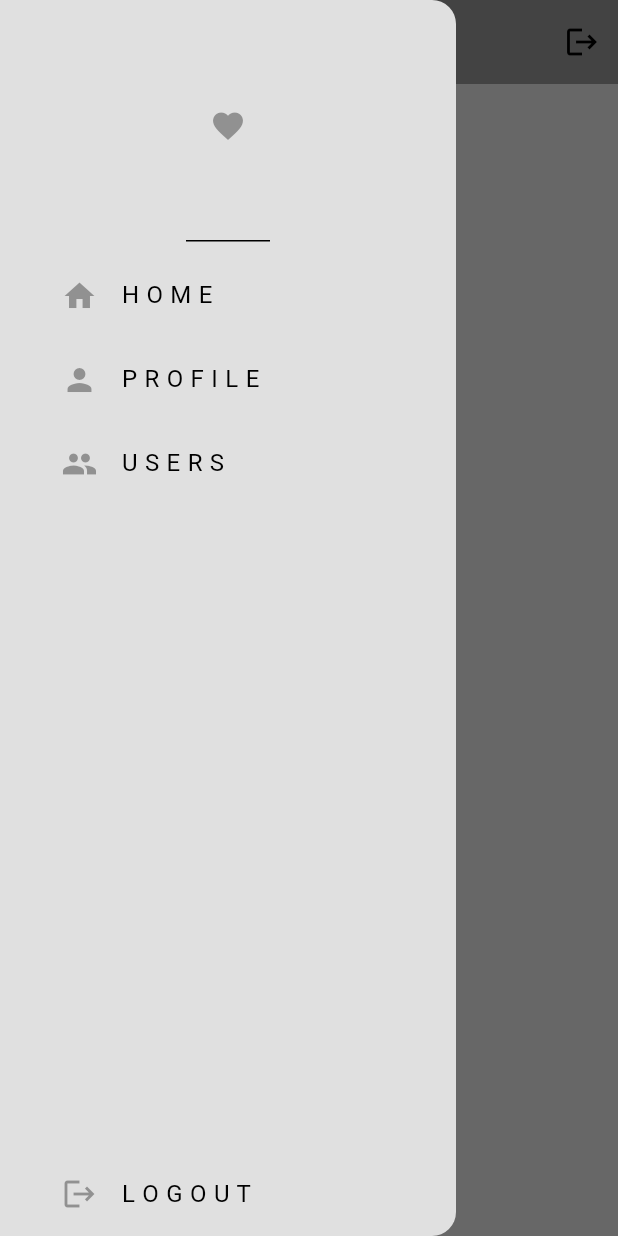
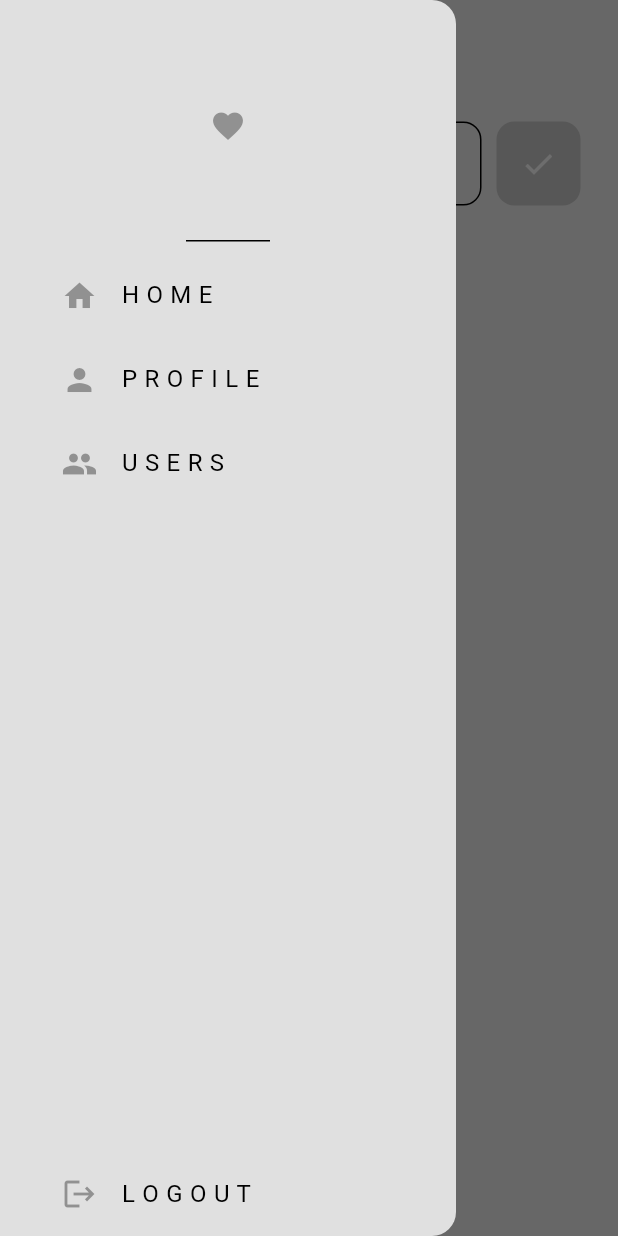
Before and after one commit to MaxTkachuk03/mini_social_media_app, a Flutter app: the screen it shows once a user with an empty profile is signed in, with the side drawer open, on a phone screen of 412 x 824 dp. Run offline on Flutter 3.47's test engine with Material 3 defaults, Android fonts, the phone set to English and light mode, and no system bars; our stand-ins replace cloud_firestore, firebase_auth, firebase_core; accounts and stored records are empty.

Commit message:
add firestore and some pages and custom widgets

```diff
--- a/lib/mini_socail_media_app.dart
+++ b/lib/mini_socail_media_app.dart
@@ -1,5 +1,8 @@
 import 'package:flutter/material.dart';
 import 'package:mini_social_media_app/auth/auth.dart';
+import 'package:mini_social_media_app/pages/home/home_page.dart';
+import 'package:mini_social_media_app/pages/profile/profile_page.dart';
+import 'package:mini_social_media_app/pages/users/users_page.dart';
 import 'package:mini_social_media_app/theme/theme.dart';
 
 class MiniSocialMediaApp extends StatelessWidget {
@@ -12,6 +15,12 @@ class MiniSocialMediaApp extends StatelessWidget {
       home: const AuthPage(),
       theme: lightTheme,
       darkTheme: darkTheme,
+      routes: {
+        '/login_register_page': (context) => const LoginOrRegister(),
+        '/home_page': (context) => const HomePage(),
+        '/profile_page': (context) => const ProfilePage(),
+        '/users_page': (context) => const UsersPage(),
+      },
     );
   }
 }
--- a/lib/pages/home/home_page.dart
+++ b/lib/pages/home/home_page.dart
@@ -1,5 +1,7 @@
-import 'package:firebase_auth/firebase_auth.dart';
+import 'package:cloud_firestore/cloud_firestore.dart';
 import 'package:flutter/material.dart';
+import 'package:mini_social_media_app/helper/helper_function.dart';
+import 'package:mini_social_media_app/services/firestore.dart';
 import 'package:mini_social_media_app/widgets/widgets.dart';
 
 class HomePage extends StatefulWidget {
@@ -10,24 +12,78 @@ class HomePage extends StatefulWidget {
 }
 
 class _HomePageState extends State<HomePage> {
-  void logout() async {
-    await FirebaseAuth.instance.signOut();
+  final database = FirestoreDatabase();
+
+  final newPostController = TextEditingController();
+
+  void postMessage() {
+    if (newPostController.text.isNotEmpty) {
+      database.createPost(postMessage: newPostController.text);
+    }
+    newPostController.clear();
   }
 
   @override
   Widget build(BuildContext context) {
     return Scaffold(
+      backgroundColor: Theme.of(context).colorScheme.surface,
       appBar: AppBar(
-        backgroundColor: Theme.of(context).colorScheme.inversePrimary,
-        actions: [
-          IconButton(
-              onPressed: logout,
-              icon: Icon(
-                Icons.logout,
-              ))
+        title: const Text("W A L L"),
+        backgroundColor: Colors.transparent,
+        foregroundColor: Theme.of(context).colorScheme.inversePrimary,
+        elevation: 0,
+      ),
+      drawer: const MyDrawer(),
+      body: Column(
+        children: [
+          Padding(
+            padding: const EdgeInsets.all(25.0),
+            child: Row(
+              mainAxisAlignment: MainAxisAlignment.spaceBetween,
+              children: [
+                Expanded(
+                  child: MyTextField(
+                    hintText: 'Say something...',
+                    obscureText: false,
+                    controller: newPostController,
+                  ),
+                ),
+                MyPostButton(onTap: postMessage)
+              ],
+            ),
+          ),
+          StreamBuilder(
+              stream: database.getPostsStream(),
+              builder: (context, snapshot) {
+                if (snapshot.connectionState == ConnectionState.waiting) {
+                  return const Center(child: CircularProgressIndicator());
+                }
+
+                final posts = snapshot.data!.docs;
+                if (snapshot.data == null || posts.isEmpty) {
+                  return const Center(
+                    child: Padding(
+                      padding: EdgeInsets.all(25.0),
+                      child: Text("No post yet"),
+                    ),
+                  );
+                }
+
+                return Expanded(
+                    child: ListView.builder(
+                        itemCount: posts.length,
+                        itemBuilder: (context, index) {
+                          final post = posts[index];
+                          String message = post['postmessage'];
+                          String userEmail = post['email'];
+                          // Timestamp time = post['timestamp'];
+
+                          return MyListTile(
+                              message: message, userEmail: userEmail);
+                        }));
+              }),
         ],
       ),
-      drawer: MyDrawer(),
     );
   }
 }
--- a/lib/pages/pages.dart
+++ b/lib/pages/pages.dart
@@ -1,3 +1,4 @@
 export 'home/home.dart';
 export 'login/login.dart';
 export 'profile/profile.dart';
+export 'users/users.dart';
--- /dev/null
+++ b/lib/pages/users/users.dart
@@ -0,0 +1 @@
+export 'users_page.dart';
--- a/lib/resources/colors.dart
+++ b/lib/resources/colors.dart
@@ -6,7 +6,7 @@ class AppColors {
   //$ lightTheme colors
   static const Color surface = Color.fromRGBO(224, 224, 224, 1);
   static const Color primary = Color.fromRGBO(238, 238, 238, 1);
-  static const Color secondary = Color.fromRGBO(189, 189, 189, 0.5);
+  static const Color secondary = Color.fromRGBO(189, 189, 189, 1);
   static const Color inversePrimary = Color.fromRGBO(66, 66, 66, 0.5);
   // text colors
   static const Color bodyColor = Color.fromRGBO(66, 66, 66, 0.5);
--- /dev/null
+++ b/lib/services/firestore.dart
@@ -0,0 +1,23 @@
+import 'package:cloud_firestore/cloud_firestore.dart';
+import 'package:firebase_auth/firebase_auth.dart';
+
+class FirestoreDatabase {
+  User? user = FirebaseAuth.instance.currentUser;
+
+  final CollectionReference<Map<String, dynamic>> postsCollection =
+      FirebaseFirestore.instance.collection("Posts");
+
+  Future<void> createPost({required String postMessage}) async {
+    await postsCollection.add({
+      "email": user?.email,
+      'postmessage': postMessage,
+      'timestamp': Timestamp.now(),
+    });
+  }
+
+  Stream<QuerySnapshot> getPostsStream() {
+    final postsStream =
+        postsCollection.orderBy('timestamp', descending: true).snapshots();
+    return postsStream;
+  }
+}
--- a/lib/widgets/my_drawer.dart
+++ b/lib/widgets/my_drawer.dart
@@ -1,7 +1,12 @@
+import 'package:firebase_auth/firebase_auth.dart';
 import 'package:flutter/material.dart';
 
 class MyDrawer extends StatelessWidget {
   const MyDrawer({super.key});
+
+  void logout() async {
+    await FirebaseAuth.instance.signOut();
+  }
 
   @override
   Widget build(BuildContext context) {
@@ -22,7 +27,7 @@ class MyDrawer extends StatelessWidget {
                 Icons.home,
                 color: Theme.of(context).colorScheme.inversePrimary,
               ),
-              title: Text("H O M E"),
+              title: const Text("H O M E"),
               onTap: () {
                 Navigator.pop(context);
               },
@@ -35,9 +40,9 @@ class MyDrawer extends StatelessWidget {
                 Icons.person,
                 color: Theme.of(context).colorScheme.inversePrimary,
               ),
-              title: Text("P R O F I L E"),
+              title: const Text("P R O F I L E"),
               onTap: () {
-                Navigator.pop(context);
+                Navigator.pushNamed(context, '/profile_page');
               },
             ),
           ),
@@ -48,9 +53,9 @@ class MyDrawer extends StatelessWidget {
                 Icons.group,
                 color: Theme.of(context).colorScheme.inversePrimary,
               ),
-              title: Text("U S E R S"),
+              title: const Text("U S E R S"),
               onTap: () {
-                Navigator.pop(context);
+                Navigator.pushNamed(context, '/users_page');
               },
             ),
           ),
@@ -62,9 +67,9 @@ class MyDrawer extends StatelessWidget {
                 Icons.logout,
                 color: Theme.of(context).colorScheme.inversePrimary,
               ),
-              title: Text("L O G O U T"),
+              title: const Text("L O G O U T"),
               onTap: () {
-                Navigator.pop(context);
+                logout();
               },
             ),
           ),
--- /dev/null
+++ b/lib/widgets/my_post_button.dart
@@ -0,0 +1,25 @@
+import 'package:flutter/material.dart';
+
+class MyPostButton extends StatelessWidget {
+  const MyPostButton({super.key, required this.onTap});
+
+  final void Function() onTap;
+
+  @override
+  Widget build(BuildContext context) {
+    return GestureDetector(
+      onTap: onTap,
+      child: Container(
+        decoration: BoxDecoration(
+            color: Theme.of(context).colorScheme.secondary,
+            borderRadius: BorderRadius.circular(12.0)),
+        padding: const EdgeInsets.all(16.0),
+        margin: const EdgeInsets.only(left: 10.0),
+        child: Icon(
+          Icons.done,
+          color: Theme.of(context).colorScheme.primary,
+        ),
+      ),
+    );
+  }
+}
--- a/lib/widgets/widgets.dart
+++ b/lib/widgets/widgets.dart
@@ -1,3 +1,6 @@
+export 'my_back_button.dart';
 export 'my_button.dart';
 export 'my_drawer.dart';
+export 'my_list_tile.dart';
+export 'my_post_button.dart';
 export 'my_textfield.dart';
--- a/pubspec.yaml
+++ b/pubspec.yaml
@@ -39,6 +39,7 @@ dependencies:
   firebase_auth: ^5.3.1
   flutter_bloc: ^8.1.6
   equatable: ^2.0.5
+  cloud_firestore: ^5.4.4
 
 dev_dependencies:
   flutter_test:
```
Also changed, not shown: lib/pages/login/register_page.dart (+15 -0 lines), lib/pages/profile/profile_page.dart (+65 -1 lines), lib/pages/users/users_page.dart (added, +65 -0 lines), lib/widgets/my_back_button.dart (added, +23 -0 lines), lib/widgets/my_list_tile.dart (added, +27 -0 lines), pubspec.lock, 1 other file.
